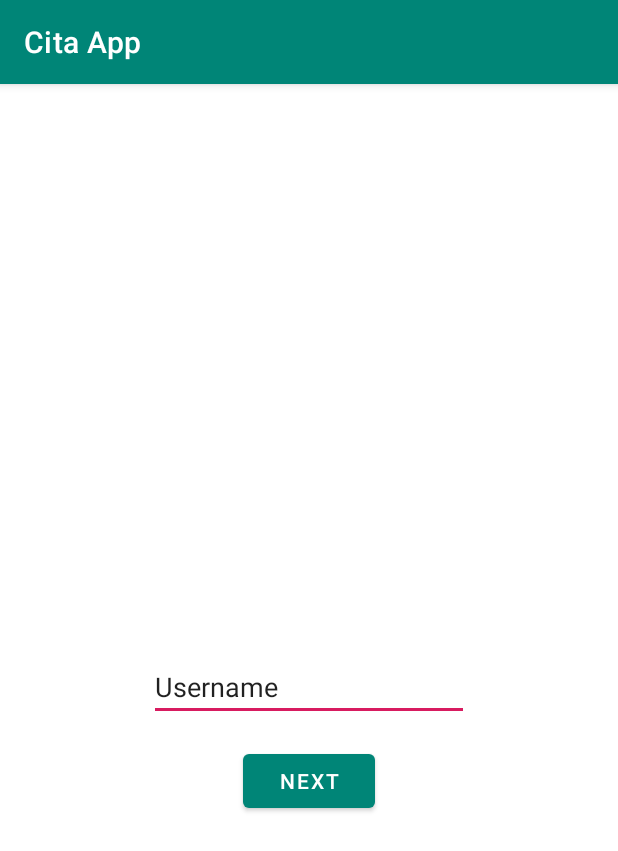
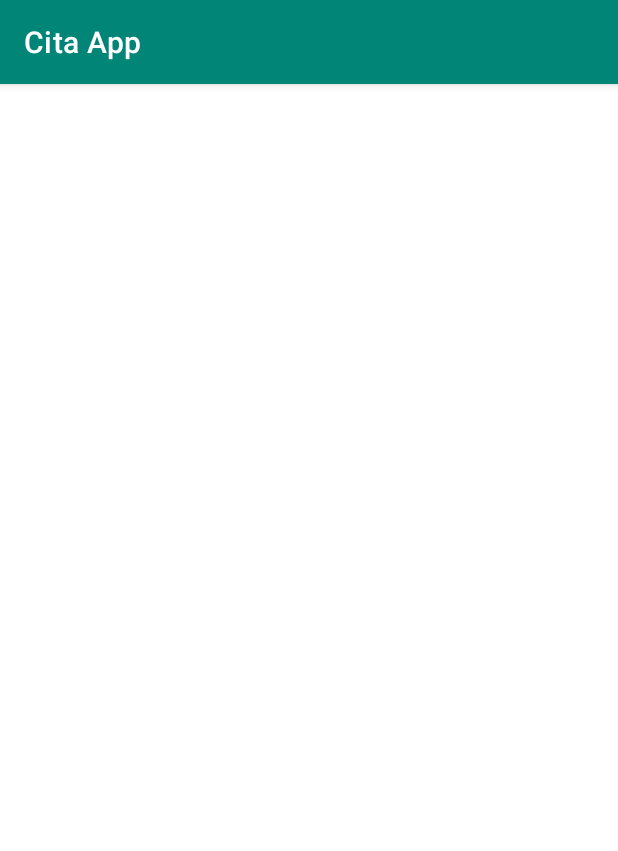
Before and after one commit to bintang007/CitaAppUser, an Android app: the fragment HomeFragment shown on its own in the app's theme, on a phone screen of 412 x 824 dp. Shown: the top 851 px of the screen. Run offline under Robolectric (Android 15) with nearby library versions, the phone set to English and light mode, and no system bars.

Commit message:
delete input username

```diff
--- a/app/src/main/java/com/cita/myapplication/ui/home/HomeFragment.java
+++ b/app/src/main/java/com/cita/myapplication/ui/home/HomeFragment.java
@@ -23,17 +23,6 @@ public class HomeFragment extends Fragment {
         View root = inflater.inflate(R.layout.fragment_home, container, false);
         final TextView textView = root.findViewById(R.id.text_home);
 
-        final EditText editTextUsername = root.findViewById(R.id.et_username);
-        Button buttonNext = root.findViewById(R.id.btn_next);
-        buttonNext.setOnClickListener(new View.OnClickListener() {
-            @Override
-            public void onClick(View view) {
-                String username = editTextUsername.getText().toString();
-                HomeFragmentDirections.ActionNavHomeToNavGallery3 actionNavHomeToNavGallery3 =
-                        HomeFragmentDirections.actionNavHomeToNavGallery3(username);
-                Navigation.findNavController(view).navigate(actionNavHomeToNavGallery3);
-            }
-        });
         return root;
     }
 }
--- a/app/src/main/res/layout/fragment_home.xml
+++ b/app/src/main/res/layout/fragment_home.xml
@@ -18,25 +18,4 @@
         app:layout_constraintStart_toStartOf="parent"
         app:layout_constraintTop_toTopOf="parent" />
 
-    <Button
-        android:id="@+id/btn_next"
-        android:layout_width="wrap_content"
-        android:layout_height="wrap_content"
-        android:layout_marginTop="16dp"
-        android:text="Next"
-        app:layout_constraintEnd_toEndOf="parent"
-        app:layout_constraintStart_toStartOf="parent"
-        app:layout_constraintTop_toBottomOf="@+id/et_username" />
-
-    <EditText
-        android:id="@+id/et_username"
-        android:layout_width="wrap_content"
-        android:layout_height="wrap_content"
-        android:ems="10"
-        android:inputType="textPersonName"
-        android:text="Username"
-        app:layout_constraintBottom_toBottomOf="parent"
-        app:layout_constraintEnd_toEndOf="parent"
-        app:layout_constraintStart_toStartOf="parent"
-        app:layout_constraintTop_toBottomOf="@+id/text_home" />
 </androidx.constraintlayout.widget.ConstraintLayout>
```
